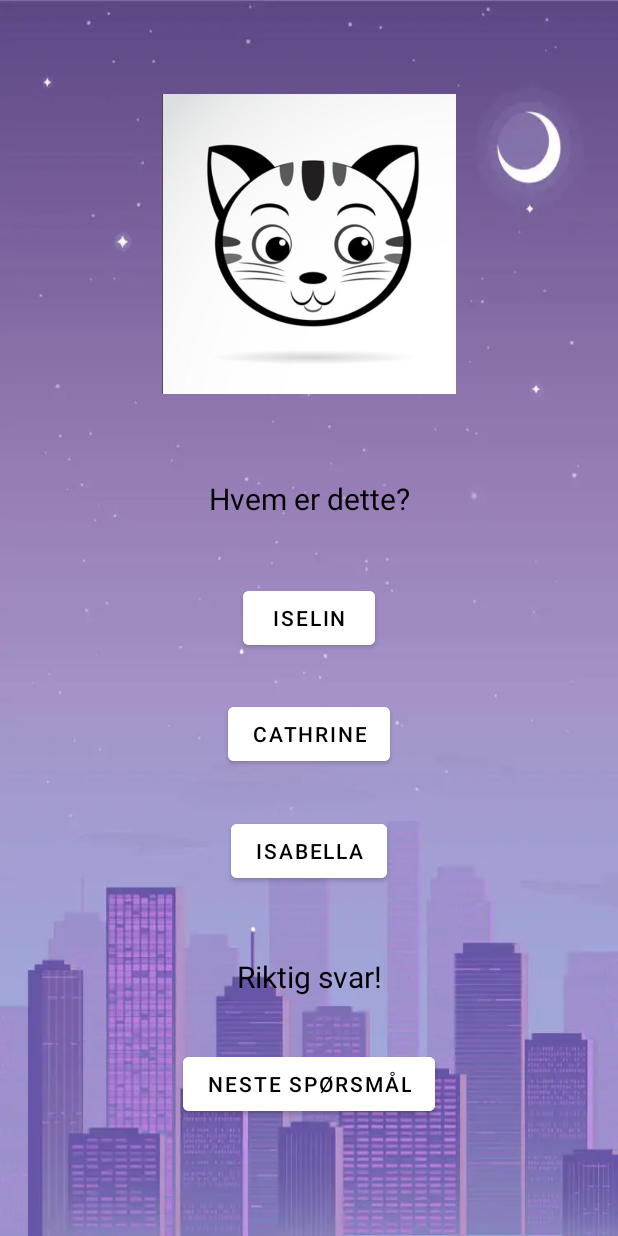
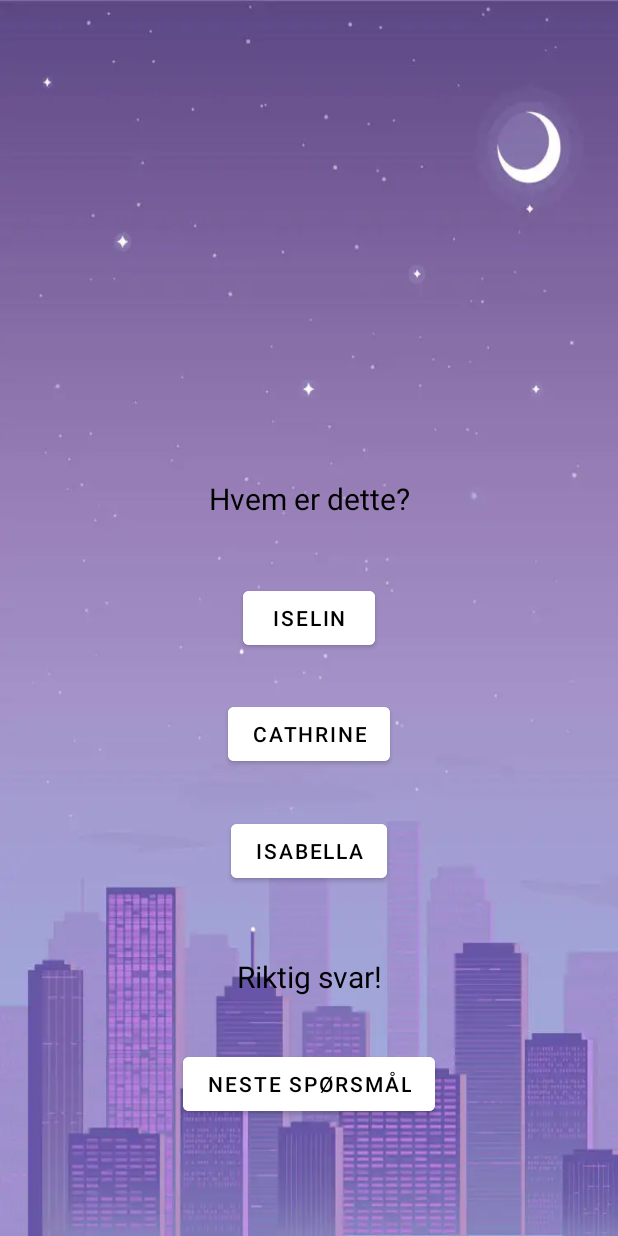
Before and after one commit to h586643/QuizApp, an Android app: the layout activity_quiz.xml on its own in the app's theme, with its tools: preview values and no code run, on a phone screen of 412 x 824 dp. Run offline under Robolectric (Android 15) with nearby library versions, the phone set to English and light mode, and no system bars.

Commit message:
Removed hardcoded image

```diff
--- a/app/src/main/res/layout/activity_quiz.xml
+++ b/app/src/main/res/layout/activity_quiz.xml
@@ -16,7 +16,6 @@
         app:layout_constraintStart_toStartOf="parent"
         app:layout_constraintTop_toTopOf="parent"
         app:layout_constraintVertical_bias="0.100"
-        app:srcCompat="@drawable/cat1"
         />
 
     <TextView
```
